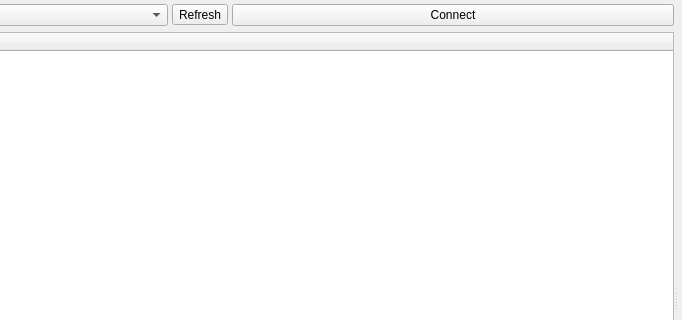
NotchBrown/Industrial-Data-Radio-PLC-18SPR-Software, file src/widget/config_page/config_page.ui: the form before one commit; both pictures show x 278 to 960 and y 0 to 320 of the 960 by 600 pixel window.
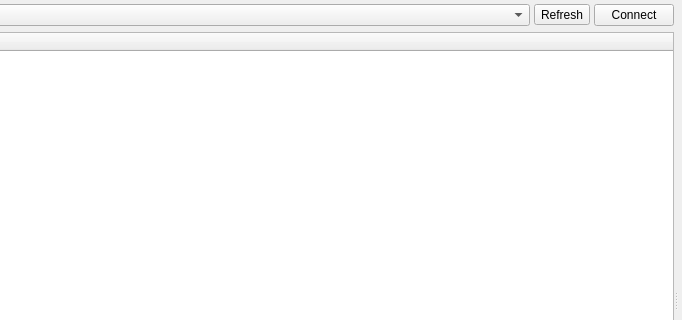
The form after the commit.

Commit message: layout polish

What changed in the file:
```diff
--- a/src/widget/config_page/config_page.ui
+++ b/src/widget/config_page/config_page.ui
@@ -72,6 +72,12 @@
          </item>
          <item>
           <widget class="QPushButton" name="btnConnect">
+           <property name="sizePolicy">
+            <sizepolicy hsizetype="Fixed" vsizetype="Fixed">
+             <horstretch>0</horstretch>
+             <verstretch>0</verstretch>
+            </sizepolicy>
+           </property>
            <property name="text">
             <string>Connect</string>
            </property>
```
Left out of the diff: 6 changed lines with no effect on the pictures.
